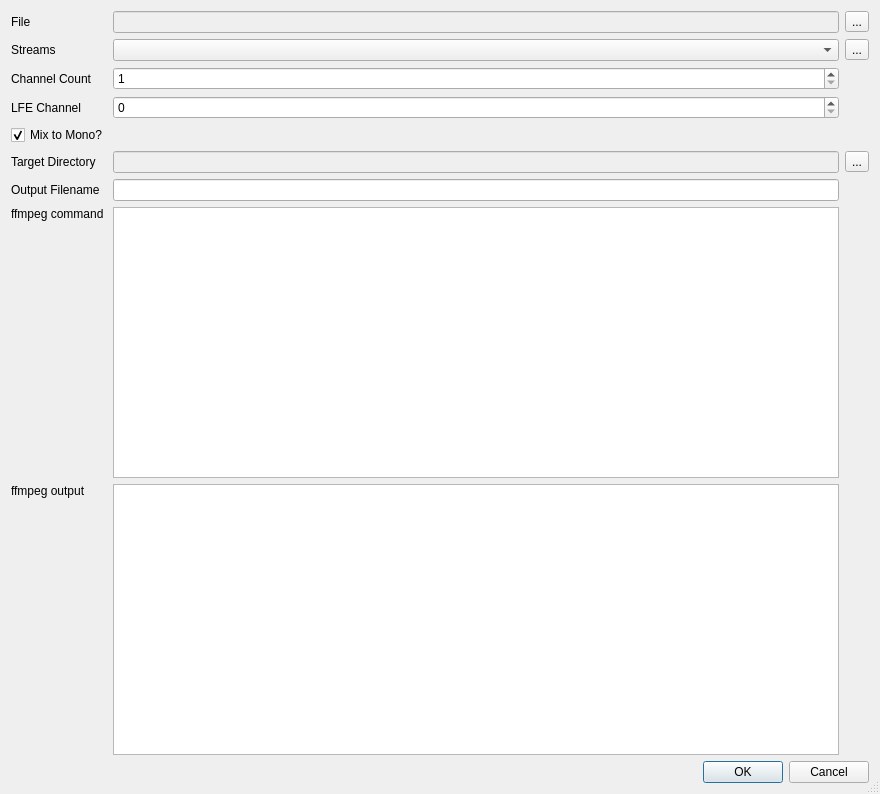
Old version of the form src/main/python/ui/extract.ui in the repository 3ll3d00d/beqdesigner.
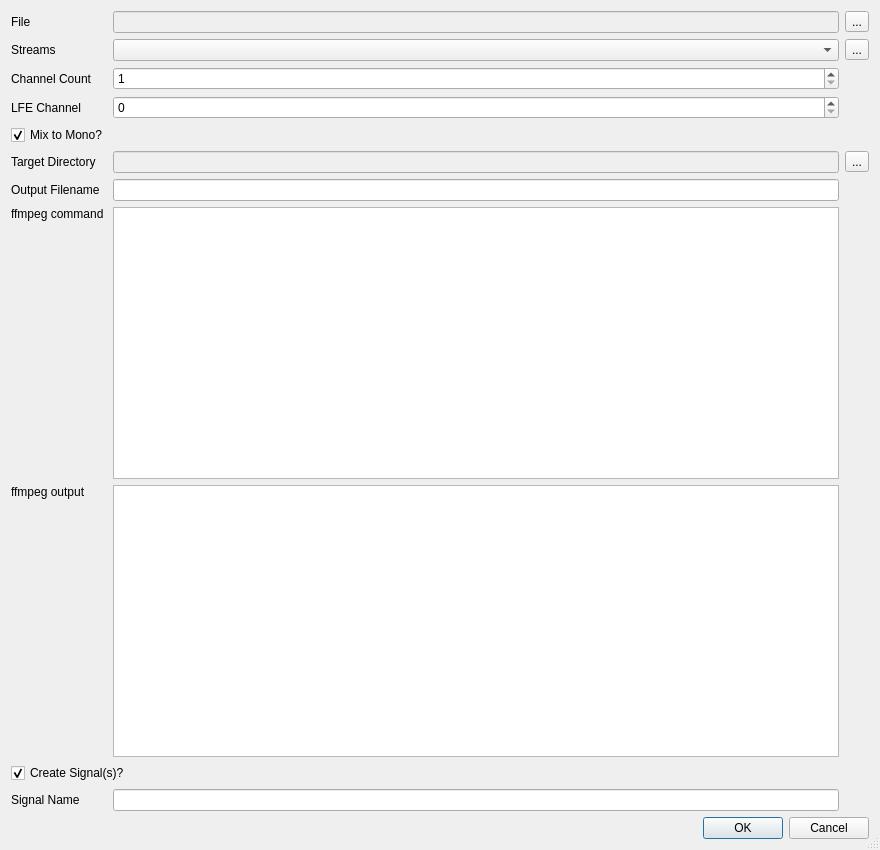
New version of the form.

Commit message: Allow signals to be created automatically when extracting audio #31

```diff
--- a/src/main/python/ui/extract.ui
+++ b/src/main/python/ui/extract.ui
@@ -10,7 +10,7 @@
     <x>0</x>
     <y>0</y>
     <width>880</width>
-    <height>794</height>
+    <height>850</height>
    </rect>
   </property>
   <property name="windowTitle">
@@ -24,7 +24,63 @@
   </property>
   <layout class="QVBoxLayout" name="boxLayout">
    <item>
-    <layout class="QGridLayout" name="gridLayout" rowstretch="1,0,0,0,0,0,0,0,0,0" columnstretch="0,0,0">
+    <layout class="QGridLayout" name="gridLayout" rowstretch="1,0,0,0,0,0,0,0,0,0,0" columnstretch="0,0,0">
+     <item row="6" column="0">
+      <widget class="QLabel" name="outputFilenameLabel">
+       <property name="text">
+        <string>Output Filename</string>
+       </property>
+      </widget>
+     </item>
+     <item row="5" column="1">
+      <widget class="QLineEdit" name="targetDir">
+       <property name="enabled">
+        <bool>false</bool>
+       </property>
+      </widget>
+     </item>
+     <item row="1" column="2">
+      <widget class="QToolButton" name="showProbeButton">
+       <property name="text">
+        <string>...</string>
+       </property>
+      </widget>
+     </item>
+     <item row="7" column="0">
+      <widget class="QLabel" name="ffmpegCommandLabel">
+       <property name="text">
+        <string>ffmpeg command </string>
+       </property>
+       <property name="alignment">
+        <set>Qt::AlignLeading|Qt::AlignLeft|Qt::AlignTop</set>
+       </property>
+      </widget>
+     </item>
+     <item row="8" column="0">
+      <widget class="QLabel" name="ffmpegOutputLabel">
+       <property name="text">
+        <string>ffmpeg output</string>
+       </property>
+       <property name="alignment">
+        <set>Qt::AlignLeading|Qt::AlignLeft|Qt::AlignTop</set>
+       </property>
+      </widget>
+     </item>
+     <item row="7" column="1">
+      <widget class="QPlainTextEdit" name="ffmpegCommandLine">
+       <property name="enabled">
+        <bool>true</bool>
+       </property>
+       <property name="font">
+        <font>
+         <family>Consolas</family>
+        </font>
+       </property>
+       <property name="readOnly">
+        <bool>true</bool>
+       </property>
+      </widget>
+     </item>
      <item row="0" column="2">
       <widget class="QToolButton" name="inputFilePicker">
        <property name="text">
@@ -32,9 +88,34 @@
        </property>
       </widget>
      </item>
-     <item row="7" column="1">
+     <item row="6" column="1">
       <widget class="QLineEdit" name="outputFilename"/>
      </item>
+     <item row="8" column="1">
+      <widget class="QPlainTextEdit" name="ffmpegOutput">
+       <property name="enabled">
+        <bool>true</bool>
+       </property>
+       <property name="font">
+        <font>
+         <family>Consolas</family>
+        </font>
+       </property>
+       <property name="readOnly">
+        <bool>true</bool>
+       </property>
+       <property name="textInteractionFlags">
+        <set>Qt::TextSelectableByMouse</set>
+       </property>
+      </widget>
+     </item>
+     <item row="5" column="2">
+      <widget class="QToolButton" name="targetDirPicker">
+       <property name="text">
+        <string>...</string>
+       </property>
+      </widget>
+     </item>
      <item row="1" column="0">
       <widget class="QLabel" name="streamsLabel">
        <property name="text">
@@ -49,88 +130,17 @@
        </property>
       </widget>
      </item>
-     <item row="9" column="1">
-      <widget class="QPlainTextEdit" name="ffmpegOutput">
-       <property name="enabled">
-        <bool>true</bool>
-       </property>
-       <property name="font">
-        <font>
-         <family>Consolas</family>
-        </font>
-       </property>
-       <property name="readOnly">
-        <bool>true</bool>
-       </property>
-       <property name="textInteractionFlags">
-        <set>Qt::TextSelectableByMouse</set>
-       </property>
-      </widget>
-     </item>
-     <item row="6" column="2">
-      <widget class="QToolButton" name="targetDirPicker">
+     <item row="3" column="0">
+      <widget class="QLabel" name="lfeChannelIndexLabel">
        <property name="text">
-        <string>...</string>
+        <string>LFE Channel</string>
        </property>
       </widget>
      </item>
-     <item row="1" column="2">
-      <widget class="QToolButton" name="showProbeButton">
-       <property name="text">
-        <string>...</string>
-       </property>
-      </widget>
+     <item row="1" column="1">
+      <widget class="QComboBox" name="audioStreams"/>
      </item>
-     <item row="6" column="1">
-      <widget class="QLineEdit" name="targetDir">
-       <property name="enabled">
-        <bool>false</bool>
-       </property>
-      </widget>
-     </item>
-     <item row="7" column="0">
-      <widget class="QLabel" name="outputFilenameLabel">
-       <property name="text">
-        <string>Output Filename</string>
-       </property>
-      </widget>
-     </item>
-     <item row="8" column="1">
-      <widget class="QPlainTextEdit" name="ffmpegCommandLine">
-       <property name="enabled">
-        <bool>true</bool>
-       </property>
-       <property name="font">
-        <font>
-         <family>Consolas</family>
-        </font>
-       </property>
-       <property name="readOnly">
-        <bool>true</bool>
-       </property>
-      </widget>
-     </item>
-     <item row="9" column="0">
-      <widget class="QLabel" name="ffmpegOutputLabel">
-       <property name="text">
-        <string>ffmpeg output</string>
-       </property>
-       <property name="alignment">
-        <set>Qt::AlignLeading|Qt::AlignLeft|Qt::AlignTop</set>
-       </property>
-      </widget>
-     </item>
-     <item row="8" column="0">
-      <widget class="QLabel" name="ffmpegCommandLabel">
-       <property name="text">
-        <string>ffmpeg command </string>
-       </property>
-       <property name="alignment">
-        <set>Qt::AlignLeading|Qt::AlignLeft|Qt::AlignTop</set>
-       </property>
-      </widget>
-     </item>
-     <item row="6" column="0">
+     <item row="5" column="0">
       <widget class="QLabel" name="targetDirectoryLabel">
        <property name="text">
         <string>Target Directory</string>
@@ -144,31 +154,7 @@
        </property>
       </widget>
      </item>
-     <item row="1" column="1">
-      <widget class="QComboBox" name="audioStreams"/>
-     </item>
-     <item row="4" column="0">
-      <widget class="QLabel" name="lfeChannelIndexLabel">
-       <property name="text">
-        <string>LFE Channel</string>
-       </property>
-      </widget>
-     </item>
      <item row="3" column="1">
-      <widget class="QSpinBox" name="channelCount">
-       <property name="minimum">
-        <number>1</number>
-       </property>
-      </widget>
-     </item>
-     <item row="3" column="0">
-      <widget class="QLabel" name="channelCountLabel">
-       <property name="text">
-        <string>Channel Count</string>
-       </property>
-      </widget>
-     </item>
-     <item row="4" column="1">
       <widget class="QSpinBox" name="lfeChannelIndex">
        <property name="toolTip">
         <string>0 = No LFE</string>
@@ -178,7 +164,21 @@
        </property>
       </widget>
      </item>
-     <item row="5" column="0" colspan="3">
+     <item row="2" column="1">
+      <widget class="QSpinBox" name="channelCount">
+       <property name="minimum">
+        <number>1</number>
+       </property>
+      </widget>
+     </item>
+     <item row="2" column="0">
+      <widget class="QLabel" name="channelCountLabel">
+       <property name="text">
+        <string>Channel Count</string>
+       </property>
+      </widget>
+     </item>
+     <item row="4" column="0" colspan="3">
       <widget class="QCheckBox" name="monoMix">
        <property name="enabled">
         <bool>true</bool>
@@ -191,6 +191,33 @@
        </property>
       </widget>
      </item>
+     <item row="10" column="0">
+      <widget class="QLabel" name="signalNameLabel">
+       <property name="text">
+        <string>Signal Name</string>
+       </property>
+      </widget>
+     </item>
+     <item row="9" column="0" colspan="3">
+      <widget class="QCheckBox" name="loadSignals">
+       <property name="enabled">
+        <bool>true</bool>
+       </property>
+       <property name="text">
+        <string>Create Signal(s)?</string>
+       </property>
+       <property name="checked">
+        <bool>true</bool>
+       </property>
+      </widget>
+     </item>
+     <item row="10" column="1">
+      <widget class="QLineEdit" name="signalName">
+       <property name="enabled">
+        <bool>true</bool>
+       </property>
+      </widget>
+     </item>
     </layout>
    </item>
    <item>
```
The commit also changes 4 other files.
